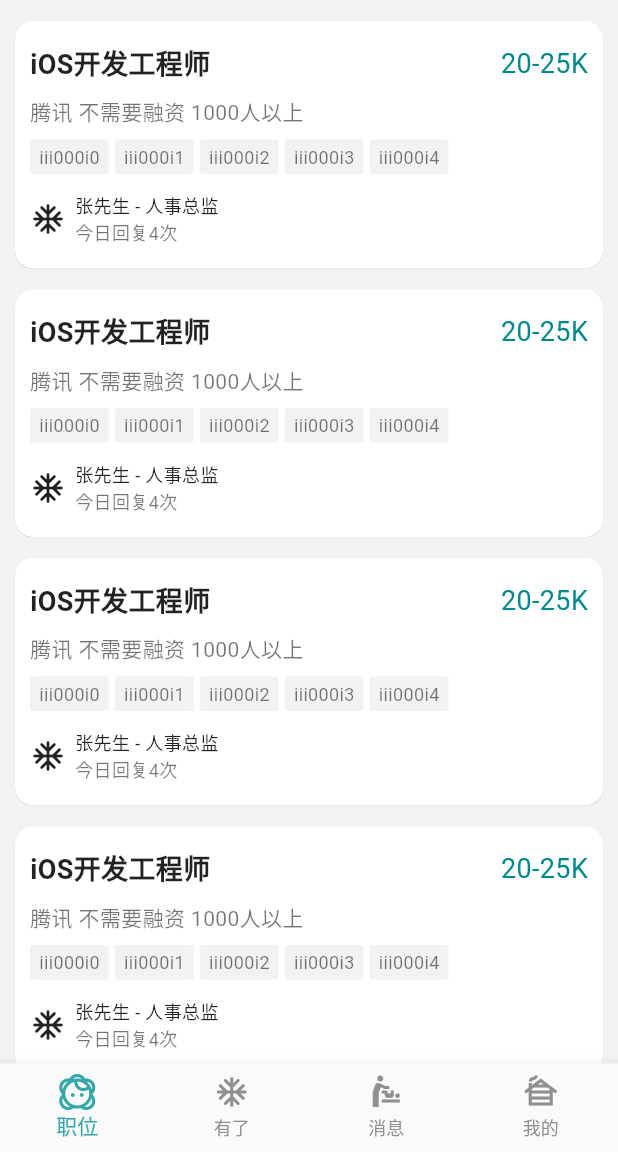
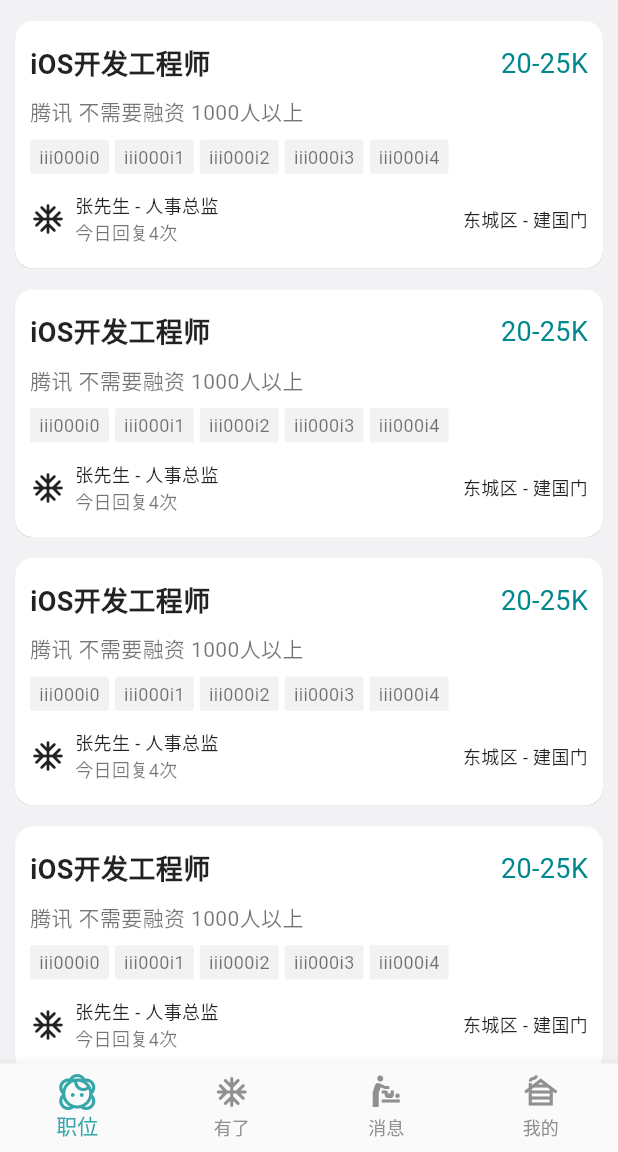
Before and after one commit to BHLinuxKernelSIG/BossZP_Flutter, a Flutter app: the screen it shows after launch, on a phone screen of 412 x 824 dp, the part 84-1236 px from its top. Run offline on Flutter 3.47's test engine with Material 2 defaults, Android fonts, the phone set to English and light mode, and no system bars.

Commit message:
Update position_item_widget.dart

```diff
--- a/lib/ui/position_item_widget.dart
+++ b/lib/ui/position_item_widget.dart
@@ -86,7 +86,12 @@ class PostionItemWidget extends StatelessWidget {
                           style: TextStyle(fontSize: 12, color: Colors.black54),
                         )
                     ],
-                  )
+                  ),
+                  Spacer(),
+                  Text(
+                    "东城区 - 建国门",
+                    style: TextStyle(fontSize: 12, color: Colors.black87),
+                  ),
                 ],
               )
             ],
```
